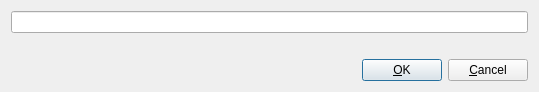
Above: Gui/GotoDialog.ui from azlan/xiew before the change. Below: the same form after it.
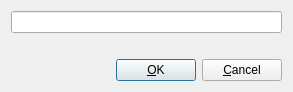
That is the form after the change. Icons and pictures are not drawn. Custom widgets are drawn as their Qt base class.

```diff
--- a/Gui/GotoDialog.ui
+++ b/Gui/GotoDialog.ui
@@ -6,7 +6,7 @@
    <rect>
     <x>0</x>
     <y>0</y>
-    <width>539</width>
+    <width>293</width>
     <height>92</height>
    </rect>
   </property>
```
Left out of the diff: 6 changed lines with no effect on the pictures.
